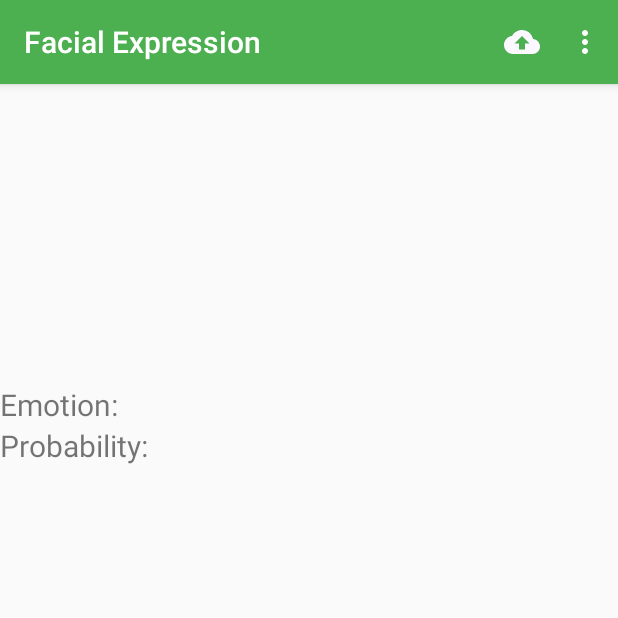
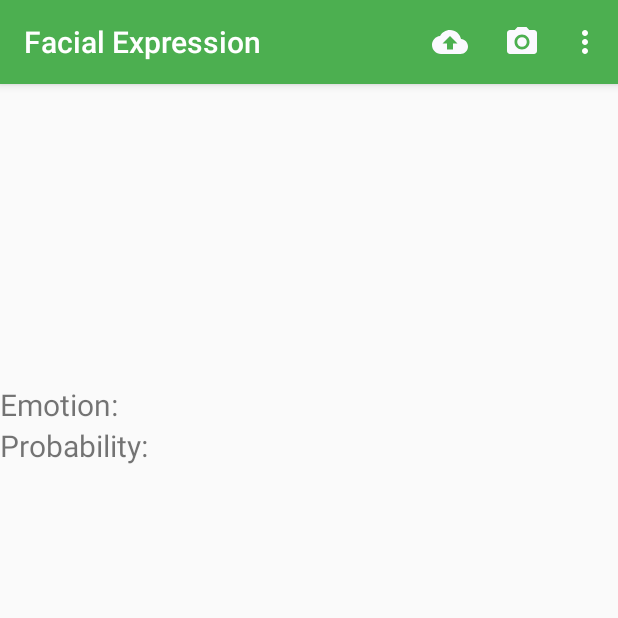
Before and after one commit to ctkqiang/Facial_Expression, an Android app: the screen it shows after launch (MainActivity), in the options menu, after a tap on "About", on a phone screen of 412 x 824 dp, the top half of it. Run offline under Robolectric (Android 15) with nearby library versions, the phone set to English and light mode, and no system bars; libraries missing offline, so code that uses them is left out: cn.pedant, com.camerakit; Roboto replaces fonts that are not available here; 2 statements that could not run were skipped.

Commit message:
UX Updgraded;

```diff
--- a/app/src/main/java/com/johnmelodyme/facialexpression/MainActivity.java
+++ b/app/src/main/java/com/johnmelodyme/facialexpression/MainActivity.java
@@ -4,11 +4,9 @@ package com.johnmelodyme.facialexpression;
  *  encourage me and say that I can ,
  *  SO I do So.
  */
-
 import androidx.appcompat.app.AppCompatActivity;
 import androidx.core.app.ActivityCompat;
 import androidx.core.content.FileProvider;
-
 import android.Manifest;
 import android.annotation.SuppressLint;
 import android.content.Intent;
@@ -25,7 +23,6 @@ import android.widget.ImageView;
 import android.widget.TextView;
 import com.camerakit.CameraKitView;
 import com.johnmelodyme.facialexpression.Helper.MyHelper;
-
 import java.io.File;
 import cn.pedant.SweetAlert.SweetAlertDialog;
 
@@ -62,6 +59,7 @@ public class MainActivity extends AppCompatActivity {
             @Override
             public void onClick(View v) {
                 ANALYSE.setText(R.string.an_done);
+                Log.d(TAG, "onClick: ANALYSE");
             }
         });
     }
@@ -91,13 +89,20 @@ public class MainActivity extends AppCompatActivity {
                     .setTitleText("Version 1.0.0")
                     .setContentText("Developed by John Melody Melissa")
                     .show();
+            Log.d(TAG, "onOptionsItemSelected: ");
             return true;
         }
 
         if (ID == R.id.upload) {
+            Log.d(TAG, "onOptionsItemSelected: UPLOAD");
             return true;
         }
 
+        if (ID == R.id.camera){
+            CHECK_PERMISSION(CAMERA);
+            Log.d(TAG, "onOptionsItemSelected: CAMERA");
+            return false;
+        }
         return super.onOptionsItemSelected(item);
     }
 
@@ -106,11 +111,11 @@ public class MainActivity extends AppCompatActivity {
             case CAMERA:
                 int hasTheCameraPermission;
                 hasTheCameraPermission = ActivityCompat
-                        .checkSelfPermission(MainActivity.this, Manifest.permission.CAMERA);
+                        .checkSelfPermission(this, Manifest.permission.CAMERA);
                 if (hasTheCameraPermission == PackageManager.PERMISSION_GRANTED){
                     LAUNCH_CAMERA();
                 } else {
-                    ActivityCompat.requestPermissions(MainActivity.this, new String[] {
+                    ActivityCompat.requestPermissions(this, new String[] {
                             Manifest.permission.CAMERA
                     },REQUEST_CODE);
                 }
@@ -126,7 +131,7 @@ public class MainActivity extends AppCompatActivity {
 
         Photofile = MyHelper.createTempFile(Photofile);
         MEDIA = new Intent(MediaStore.ACTION_IMAGE_CAPTURE);
-        Photo = FileProvider.getUriForFile(MainActivity.this, getPackageName()
+        Photo = FileProvider.getUriForFile(this, getPackageName()
                 + ".provider", Photofile);
         MEDIA.putExtra(MediaStore.EXTRA_OUTPUT, Photo);
         startActivityForResult(MEDIA, TAKE_PHOTO);
--- /dev/null
+++ b/app/src/main/res/drawable/ic_photo_camera_black_24dp.xml
@@ -0,0 +1,6 @@
+<vector android:height="24dp" android:tint="#FBF9FF"
+    android:viewportHeight="24.0" android:viewportWidth="24.0"
+    android:width="24dp" xmlns:android="http://schemas.android.com/apk/res/android">
+    <path android:fillColor="#FF000000" android:pathData="M12,12m-3.2,0a3.2,3.2 0,1 1,6.4 0a3.2,3.2 0,1 1,-6.4 0"/>
+    <path android:fillColor="#FF000000" android:pathData="M9,2L7.17,4L4,4c-1.1,0 -2,0.9 -2,2v12c0,1.1 0.9,2 2,2h16c1.1,0 2,-0.9 2,-2L22,6c0,-1.1 -0.9,-2 -2,-2h-3.17L15,2L9,2zM12,17c-2.76,0 -5,-2.24 -5,-5s2.24,-5 5,-5 5,2.24 5,5 -2.24,5 -5,5z"/>
+</vector>
--- a/app/src/main/res/drawable/ripple_effect.xml
+++ b/app/src/main/res/drawable/ripple_effect.xml
@@ -1,5 +1,6 @@
 <?xml version="1.0" encoding="utf-8"?>
 <ripple xmlns:android="http://schemas.android.com/apk/res/android"
+    android:state_pressed="true"
     android:color="@color/ripple">
     <item>
         <shape android:shape="rectangle">
--- a/app/src/main/res/menu/menu.xml
+++ b/app/src/main/res/menu/menu.xml
@@ -7,6 +7,13 @@
         android:id="@+id/upload"
         android:title="@string/upload"
         android:icon="@drawable/ic_cloud_upload_black_24dp"
+        app:showAsAction="ifRoom"
+        />
+
+    <item
+        android:id="@+id/camera"
+        android:title="@string/Camera"
+        android:icon="@drawable/ic_photo_camera_black_24dp"
         app:showAsAction="ifRoom"
         />
 
--- a/app/src/main/res/values/strings.xml
+++ b/app/src/main/res/values/strings.xml
@@ -7,4 +7,5 @@
     <string name="analyse">👨‍💻 Click To Analyse 👩‍💻</string>
     <string name="an_done">Done 👌</string>
     <string name="reset">Reset 👩‍</string>
+    <string name="Camera">Camera 📷</string>
 </resources>
```
